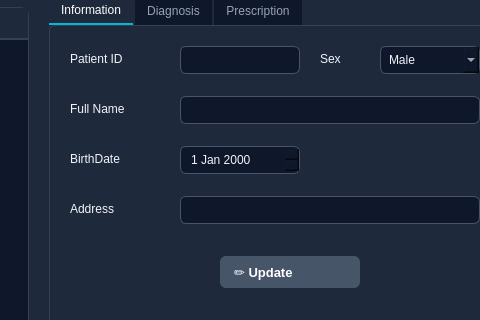
This is DoctorWindow.ui in pvz2nghiaaa/HospitalManagement as Qt 5 draws it before an edit; both pictures show x 561 to 1041 and y 243 to 563 of the 1227 by 736 pixel window. The edited form follows.
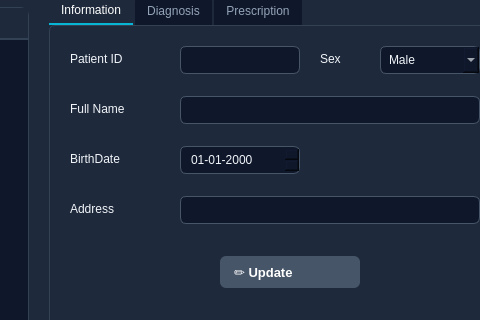
This is the edited form. The open tabs and pages were chosen to show the change.

```diff
--- a/DoctorWindow.ui
+++ b/DoctorWindow.ui
@@ -543,6 +543,9 @@
          </property>
         </widget>
         <widget class="QDateEdit" name="dateDOB">
+         <property name="displayFormat">
+          <string>dd-MM-yyyy</string>
+         </property>
          <property name="geometry">
           <rect>
            <x>130</x>
```
Left out of the diff: 18 changed lines with no effect on the pictures.
